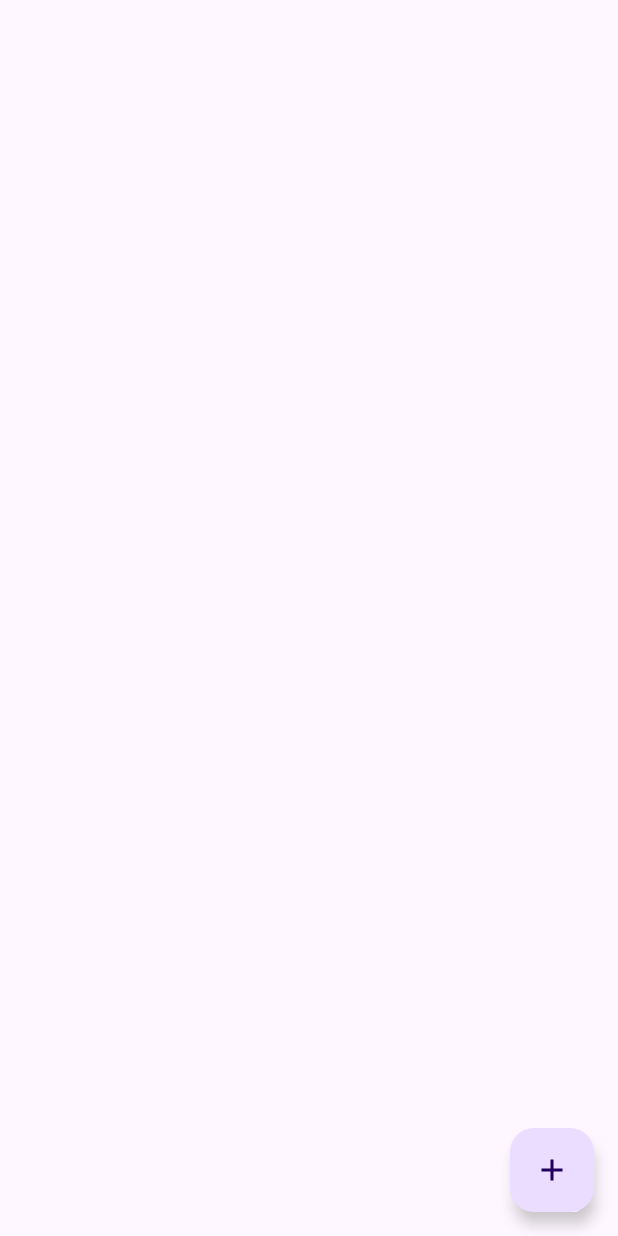
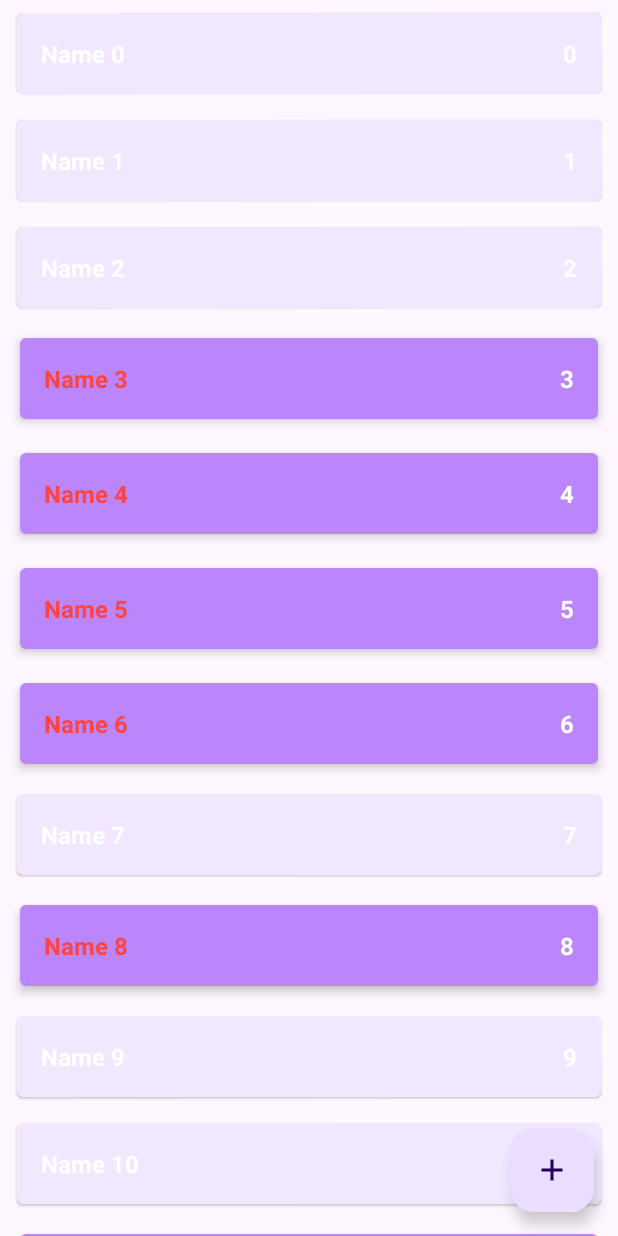
Before and after one commit to AleksVira/StepikShoppingList, an Android app: the screen it shows after launch (MainActivity), on a phone screen of 412 x 824 dp. Run offline under Robolectric (Android 15) with nearby library versions, the phone set to English and light mode, and no system bars.

Commit message:
RecyclerView listeners

```diff
--- a/app/src/main/java/ru/virarnd/stepshoplist/data/ShopListRepositoryImpl.kt
+++ b/app/src/main/java/ru/virarnd/stepshoplist/data/ShopListRepositoryImpl.kt
@@ -2,6 +2,7 @@ package ru.virarnd.stepshoplist.data
 
 import androidx.lifecycle.LiveData
 import androidx.lifecycle.MutableLiveData
+import kotlin.random.Random
 import ru.virarnd.stepshoplist.domain.ShopItem
 import ru.virarnd.stepshoplist.domain.ShopListRepository
 
@@ -14,12 +15,15 @@ object ShopListRepositoryImpl: ShopListRepository {
     private var autoIncrementId = 0
 
     init {
-        repeat(10, { i ->
-            val item = ShopItem(name = "Name $i", count = i, enabled = true)
+        repeat(1000, { i ->
+            val item = ShopItem(
+                name = "Name $i",
+                count = i,
+                enabled = Random.nextBoolean()
+            )
             addShopItem(item)
         })
     }
-
 
     override fun addShopItem(item: ShopItem) {
         if (item.id == ShopItem.UNDEFINED_ID) {
--- a/app/src/main/java/ru/virarnd/stepshoplist/presentation/MainActivity.kt
+++ b/app/src/main/java/ru/virarnd/stepshoplist/presentation/MainActivity.kt
@@ -7,6 +7,7 @@ import androidx.appcompat.app.AppCompatActivity
 import androidx.core.view.ViewCompat
 import androidx.core.view.WindowInsetsCompat
 import androidx.lifecycle.ViewModelProvider
+import androidx.recyclerview.widget.RecyclerView
 import ru.virarnd.stepshoplist.R
 
 class MainActivity : AppCompatActivity() {
@@ -16,6 +17,8 @@ class MainActivity : AppCompatActivity() {
     }
 
     private lateinit var viewModel: MainViewModel
+    private lateinit var shopListAdapter: ShopListAdapter
+
 
     override fun onCreate(savedInstanceState: Bundle?) {
         super.onCreate(savedInstanceState)
@@ -26,11 +29,27 @@ class MainActivity : AppCompatActivity() {
             v.setPadding(systemBars.left, systemBars.top, systemBars.right, systemBars.bottom)
             insets
         }
-
+        setupRecyclerView()
         viewModel = ViewModelProvider(this)[MainViewModel::class.java]
         viewModel.shopList.observe(this) {
             Log.d(TAG, "onCreate: $it")
+            shopListAdapter.shopList = it
         }
+    }
 
+    private fun setupRecyclerView() {
+        shopListAdapter = ShopListAdapter()
+        var rvShoplist = findViewById<RecyclerView>(R.id.rv_shop_list).apply {
+            adapter = shopListAdapter
+            recycledViewPool.setMaxRecycledViews(R.layout.item_shop_enabled, ShopListAdapter.MAX_POOL_SIZE)
+            recycledViewPool.setMaxRecycledViews(R.layout.item_shop_disabled, ShopListAdapter.MAX_POOL_SIZE)
+        }
+        shopListAdapter.shopItemLongClickListener = {
+            viewModel.changeEnableState(it)
+        }
+        shopListAdapter.shopItemClickListener = {
+            Log.d(TAG, "setupRecyclerView: clicked ${it.name}")
+        }
     }
+
 }
--- a/app/src/main/java/ru/virarnd/stepshoplist/presentation/ShopListAdapter.kt
+++ b/app/src/main/java/ru/virarnd/stepshoplist/presentation/ShopListAdapter.kt
@@ -4,32 +4,70 @@ import android.view.LayoutInflater
 import android.view.View
 import android.view.ViewGroup
 import android.widget.TextView
+import androidx.core.content.ContextCompat
 import androidx.recyclerview.widget.RecyclerView
 import androidx.recyclerview.widget.RecyclerView.ViewHolder
 import ru.virarnd.stepshoplist.R
 import ru.virarnd.stepshoplist.domain.ShopItem
 
-class ShopListAdapter: RecyclerView.Adapter<ShopListAdapter.ShopItemViewHolder>() {
+class ShopListAdapter : RecyclerView.Adapter<ShopListAdapter.ShopItemViewHolder>() {
 
-    val list = listOf<ShopItem>()
+    companion object {
+        const val MAX_POOL_SIZE = 5
+    }
 
-    override fun getItemCount() = list.size
+    var shopList = listOf<ShopItem>()
+        set(value) {
+            field = value
+            notifyDataSetChanged()
+        }
 
+    var shopItemLongClickListener: ((ShopItem) -> Unit)? = null
+
+    var shopItemClickListener: ((ShopItem) -> Unit)? = null
+
+    override fun getItemCount() = shopList.size
+
+    override fun getItemViewType(position: Int): Int = if (shopList[position].enabled) {
+        R.layout.item_shop_enabled
+    } else {
+        R.layout.item_shop_disabled
+    }
 
     override fun onCreateViewHolder(parent: ViewGroup, viewType: Int): ShopItemViewHolder {
-        val view = LayoutInflater.from(parent.context).inflate(R.layout.item_shop_disabled, parent, false)
-        return ShopItemViewHolder(view)
+        return when (viewType) {
+            R.layout.item_shop_enabled -> {
+                ShopItemViewHolder(LayoutInflater.from(parent.context).inflate(R.layout.item_shop_enabled, parent, false))
+            }
+
+            R.layout.item_shop_disabled -> {
+                ShopItemViewHolder(LayoutInflater.from(parent.context).inflate(R.layout.item_shop_disabled, parent, false))
+            }
+
+            else -> {
+                throw RuntimeException("Unknown view Type $viewType")
+            }
+        }
     }
 
     override fun onBindViewHolder(holder: ShopItemViewHolder, position: Int) {
-        val shopItem = list[position]
+        val shopItem = shopList[position]
         holder.tvName.text = shopItem.name
         holder.tvCount.text = shopItem.count.toString()
         holder.itemView.setOnLongClickListener {
+            shopItemLongClickListener?.invoke(shopItem)
             true
         }
+        holder.itemView.setOnClickListener {
+            shopItemClickListener?.invoke(shopItem)
+        }
+
+        if (shopItem.enabled) {
+            holder.tvName.setTextColor(ContextCompat.getColor(holder.itemView.context, android.R.color.holo_red_light))
+        } else {
+            holder.tvName.setTextColor(ContextCompat.getColor(holder.itemView.context, android.R.color.white))
+        }
     }
-
 
     class ShopItemViewHolder(view: View) : ViewHolder(view) {
         val tvName = view.findViewById<TextView>(R.id.tv_name)
```
